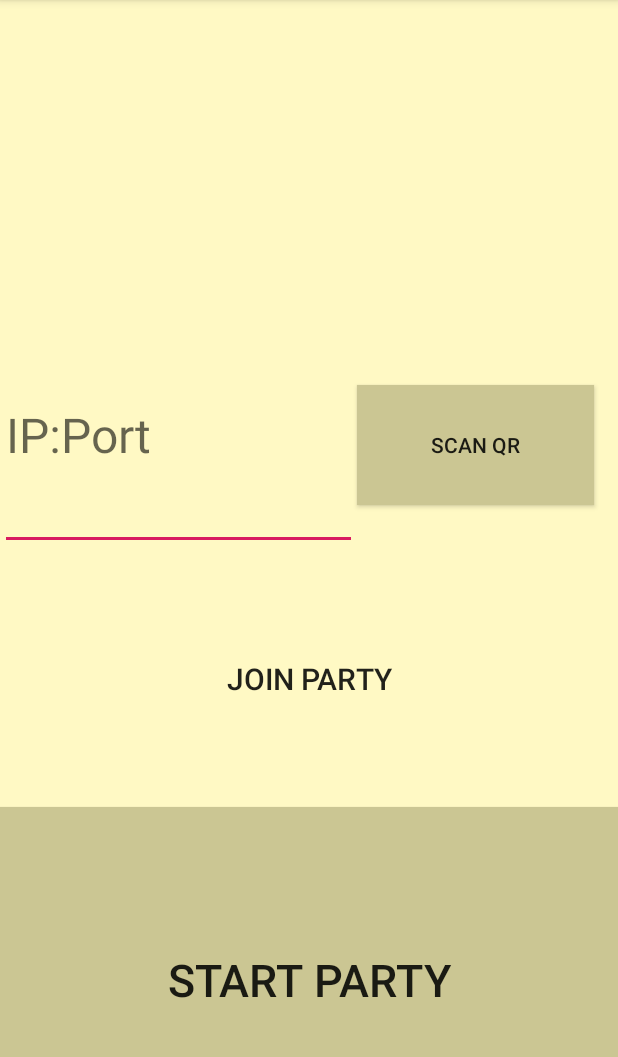
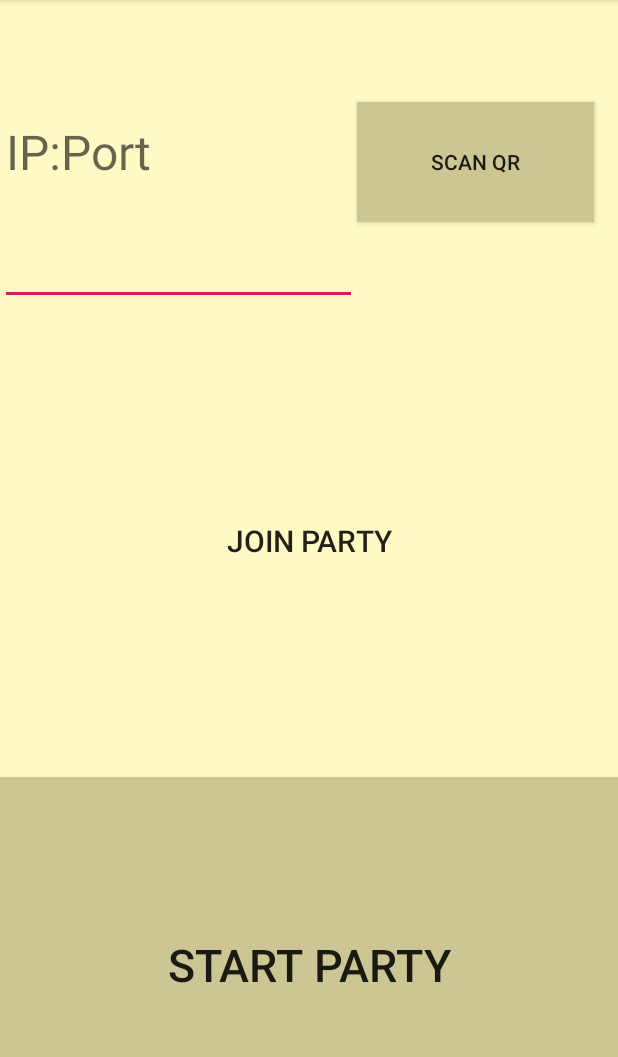
Before and after one commit to AChmykhov/BroadCast, an Android app: the screen it shows after launch (MainActivity), on a phone screen of 412 x 824 dp, the part 84-1141 px from its top. Run offline under Robolectric (Android 15) with nearby library versions, the phone set to English and light mode, and no system bars.

Commit message:
Design changes

```diff
--- a/app/src/main/java/com/example/broadcast/ReceiverActivity.kt
+++ b/app/src/main/java/com/example/broadcast/ReceiverActivity.kt
@@ -170,11 +170,11 @@ class ReceiverActivity : AppCompatActivity() {
         if (muted) {
             mediaplayer.setVolume(1.0.toFloat(),1.0.toFloat())
             muted = false
-            MUTE.setImageResource(android.R.drawable.ic_lock_silent_mode)
+            MUTE.setImageResource(R.drawable.mutebutton)
         } else {
             mediaplayer.setVolume(0.0.toFloat(),0.0.toFloat())
             muted = true
-            MUTE.setImageResource(android.R.drawable.ic_lock_silent_mode_off)
+            MUTE.setImageResource(R.drawable.unmutebutton)
         }
     }
 
--- a/app/src/main/res/layout/activity_main.xml
+++ b/app/src/main/res/layout/activity_main.xml
@@ -9,19 +9,18 @@
 
     <Button
             android:text="@string/join_party"
-            android:layout_width="fill_parent"
-            android:layout_height="171dp"
             android:id="@+id/joinButton"
             android:layout_weight="1"
             android:textSize="20sp"
             android:onClick="joinParty"
             app:layout_constraintBottom_toTopOf="@+id/StartPartyButton" android:background="@android:color/transparent"
             app:layout_constraintStart_toStartOf="parent" app:layout_constraintEnd_toEndOf="parent"
-            app:layout_constraintHorizontal_bias="1.0"/>
+            app:layout_constraintTop_toBottomOf="@+id/linearLayout" android:layout_width="fill_parent"
+            android:layout_height="0dp"/>
     <Button
             android:text="@string/start_party"
             android:layout_width="fill_parent"
-            android:layout_height="230dp"
+            android:layout_height="250dp"
             android:id="@+id/StartPartyButton" android:textSize="30sp"
             app:layout_constraintStart_toStartOf="parent"
             app:layout_constraintEnd_toEndOf="parent"
@@ -30,9 +29,10 @@
     <LinearLayout
             android:orientation="horizontal"
             android:layout_width="fill_parent"
-            android:layout_height="153dp"
-            app:layout_constraintBottom_toTopOf="@+id/joinButton" app:layout_constraintStart_toStartOf="parent"
-            app:layout_constraintEnd_toEndOf="parent">
+            android:layout_height="203dp"
+            app:layout_constraintStart_toStartOf="parent"
+            app:layout_constraintEnd_toEndOf="parent" app:layout_constraintTop_toTopOf="parent"
+            android:id="@+id/linearLayout">
         <com.google.android.material.textfield.TextInputEditText
                 android:layout_width="238dp"
                 android:layout_height="match_parent"
```
Also changed, not shown: app/src/main/res/drawable-anydpi/mutebutton.xml (added, +10 -0 lines), app/src/main/res/drawable-anydpi/unmutebutton.xml (added, +10 -0 lines), app/src/main/res/layout/activity_receiver.xml (+12 -9 lines), app/src/main/res/layout/activity_transmitter.xml (+24 -22 lines), app/src/main/res/drawable-hdpi/mutebutton.png (added), app/src/main/res/drawable-hdpi/unmutebutton.png (added), app/src/main/res/drawable-mdpi/mutebutton.png (added), app/src/main/res/drawable-mdpi/unmutebutton.png (added), app/src/main/res/drawable-xhdpi/mutebutton.png (added), app/src/main/res/drawable-xhdpi/unmutebutton.png (added), app/src/main/res/drawable-xxhdpi/mutebutton.png (added), app/src/main/res/drawable-xxhdpi/unmutebutton.png (added), 1 other file.
